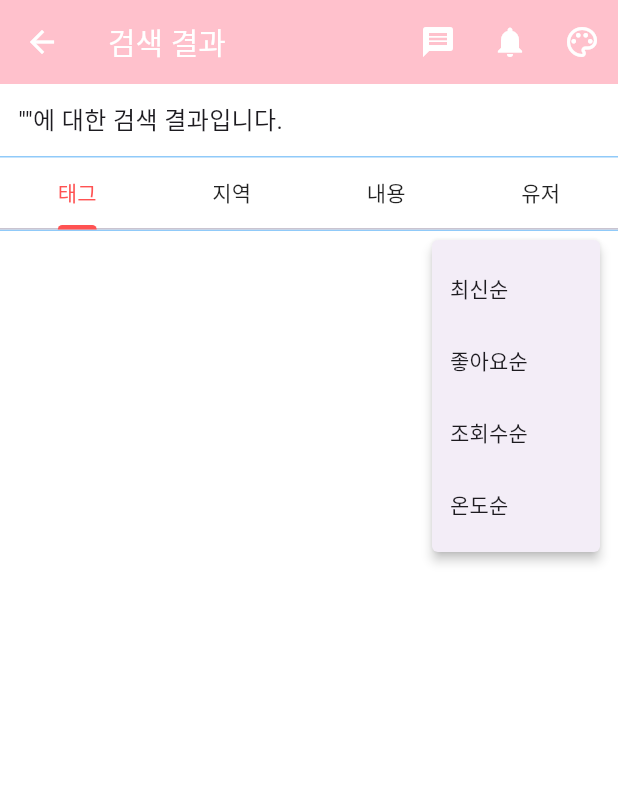
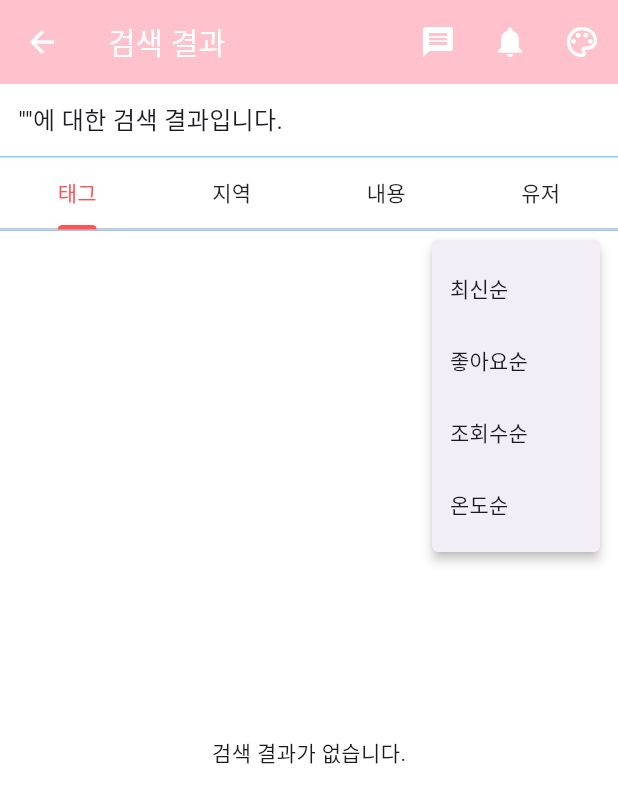
Before and after one commit to suikari/Wearly, a Flutter app: the SearchResultPage screen opened directly with empty values, after a tap on "최신순", on a phone screen of 412 x 824 dp. Shown: the top 803 px of the screen. Run offline on Flutter 3.47's test engine with Material 3 defaults, Android fonts, the light colour scheme and no system bars; our stand-ins replace cloud_firestore, file_picker, firebase_auth, firebase_core, firebase_storage, google_generative_ai and 2 more; missing offline and left inert: firebase_app_check, image_editor_plus; accounts and stored records are empty; generated files the repository leaves out were written again.

Commit message:
250616 글쓰기 / 검색 작업중

```diff
--- a/lib/main/search_result_page.dart
+++ b/lib/main/search_result_page.dart
@@ -1,9 +1,6 @@
 import 'package:cloud_firestore/cloud_firestore.dart';
-import 'package:firebase_core/firebase_core.dart';
 import 'package:flutter/material.dart';
 import '../common/custom_app_bar.dart';
-import '../firebase_options.dart';
-
 
 class SearchResultPage extends StatefulWidget {
   final String keyword;
@@ -15,10 +12,6 @@ class SearchResultPage extends StatefulWidget {
 }
 
 class _SearchResultPageState extends State<SearchResultPage> with SingleTickerProviderStateMixin {
-  int _selectedIndex = 0;
-
-
-
   late TabController _tabController;
   String selectedSort = '최신순';
 
@@ -31,31 +24,17 @@ class _SearchResultPageState extends State<SearchResultPage> with SingleTickerPr
     _tabController = TabController(length: tabs.length, vsync: this);
   }
 
-
-  void _onItemTapped(int index) {
-    setState(() {
-      _selectedIndex = index;
-    });
-  }
-
   @override
   Widget build(BuildContext context) {
-
-    final FirebaseFirestore fs = FirebaseFirestore.instance;
-
     return Scaffold(
-      appBar:  CustomAppBar(title: '검색 결과'),
-      // AppBar(
-      //   title: Text('검색 결과'),
-      // ),
+      appBar: CustomAppBar(title: '검색 결과'),
       body: Column(
         crossAxisAlignment: CrossAxisAlignment.start,
         children: [
           // 검색어 안내
           Padding(
             padding: const EdgeInsets.all(12.0),
-            child:
-            Text(
+            child: Text(
               '"${widget.keyword}"에 대한 검색 결과입니다.',
               style: const TextStyle(fontSize: 16),
             ),
@@ -113,68 +92,77 @@ class _SearchResultPageState extends State<SearchResultPage> with SingleTickerPr
 
           // 탭 콘텐츠
           Expanded(
-              child: StreamBuilder(
-                stream: fs.collection("adItems").snapshots(),
-                builder: (context, snapshot) {
-
-                  if (snapshot.hasError) {
-                    return Center(child: Text('Error==: ${snapshot.error}'));
-                  }
-                  if(!snapshot.hasData) {
-
-                    return Center(child: CircularProgressIndicator(),);
-                  }
-                  final docs = snapshot.data!.docs;
-                  // print("테스트================> + ${docs}");
-                  return ListView.builder(
-                    itemCount: docs.length,
-                    itemBuilder: (context, index) {
-                      final doc = docs[index];
-
-                      return ListTile(
-                        title : Column(
-                          crossAxisAlignment: CrossAxisAlignment.start,
-                          children: [
-                            Text("작성자: ${doc["test"]} "),
-                          ],
-                        ),
-                        trailing: Row(
-                          mainAxisSize : MainAxisSize.min,
-                          children: [
-                            IconButton(
-                              onPressed: ()=>{},
-                              icon: Icon(Icons.edit),
-                            ),
-                            IconButton(
-                              onPressed: ()=> {},
-                              icon: Icon(Icons.delete),
-                            )
-                          ],
-                        ),
-                      );
-
-                    },
-                  );
-                },
-              )
-          )
-          // Expanded(
-          //   child: TabBarView(
-          //     controller: _tabController,
-          //     children: tabs.map((tab) => _buildTabContent(tab)).toList(),
-          //   ),
-          // ),
+            child: TabBarView(
+              controller: _tabController,
+              children: tabs.map((tab) => _buildTabContent(tab)).toList(),
+            ),
+          ),
         ],
       ),
     );
   }
 
   Widget _buildTabContent(String category) {
-    return Center(
-      child: Text(
-        '$category 결과 (${selectedSort} 기준)',
-        style: const TextStyle(fontSize: 16),
-      ),
+    final FirebaseFirestore fs = FirebaseFirestore.instance;
+
+    // 정렬 필드 설정
+    String orderByField;
+    switch (selectedSort) {
+      case '좋아요순':
+        orderByField = 'likes';
+        break;
+      case '조회수순':
+        orderByField = 'views';
+        break;
+      case '온도순':
+        orderByField = 'temperature';
+        break;
+      case '최신순':
+      default:
+        orderByField = 'createdAt';
+    }
+
+    // 탭별 필터링
+    Query<Map<String, dynamic>> query = fs.collection("feeds");
+
+    if (category == '태그') {
+      query = query.where("imageUrls", arrayContains: widget.keyword);
+    } else if (category == '지역') {
+      query = query.where("temperature", isEqualTo: widget.keyword);
+    } else if (category == '내용') {
+      query = query.where("content", isGreaterThanOrEqualTo: widget.keyword);
+    } else if (category == '유저') {
+      query = query.where("feeling", isEqualTo: widget.keyword);
+    }
+
+    query = query.orderBy(orderByField, descending: true);
+
+    return StreamBuilder(
+      stream: query.snapshots(),
+      builder: (context, snapshot) {
+        if (snapshot.hasError) {
+          return Center(child: Text('에러 발생: ${snapshot.error}'));
+        }
+        if (!snapshot.hasData) {
+          return Center(child: CircularProgressIndicator());
+        }
+
+        final docs = snapshot.data!.docs;
+        if (docs.isEmpty) {
+          return Center(child: Text('검색 결과가 없습니다.'));
+        }
+
+        return ListView.builder(
+          itemCount: docs.length,
+          itemBuilder: (context, index) {
+            final doc = docs[index];
+            return ListTile(
+              title: Text(doc['title'] ?? '제목 없음'),
+              subtitle: Text('작성자: ${doc['cdatetime'] ?? '알 수 없음'}'),
+            );
+          },
+        );
+      },
     );
   }
 }
```
Also changed, not shown: lib/main/write_post_page.dart (+6 -5 lines).
